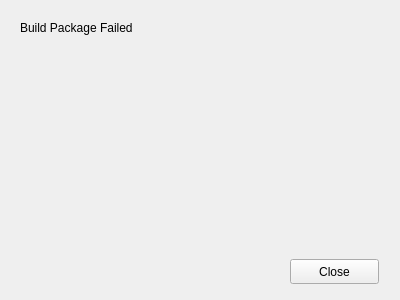
First picture: the form in src/widgets/package_dialog.ui, repository Kangie/solarus, before the edit.
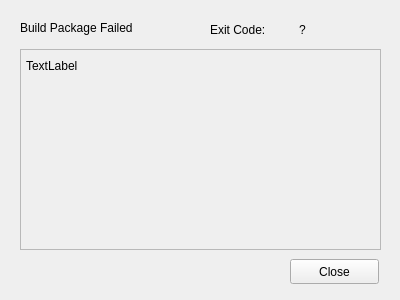
Second picture: the form after the edit. The open tabs and pages were chosen to show the change.

Commit message: Added logic to capture and display error information on package failure.

What changed in the file:
```diff
--- a/src/widgets/package_dialog.ui
+++ b/src/widgets/package_dialog.ui
@@ -23,7 +23,7 @@
     </rect>
    </property>
    <layout class="QGridLayout" name="gridLayout">
-    <item row="0" column="1">
+    <item row="0" column="0">
      <widget class="QStackedWidget" name="stackedWidget">
       <property name="currentIndex">
        <number>0</number>
@@ -146,6 +146,64 @@
          <string>Build Package Failed</string>
         </property>
        </widget>
+       <widget class="QFrame" name="failed_error_frame">
+        <property name="geometry">
+         <rect>
+          <x>10</x>
+          <y>40</y>
+          <width>361</width>
+          <height>201</height>
+         </rect>
+        </property>
+        <property name="frameShape">
+         <enum>QFrame::StyledPanel</enum>
+        </property>
+        <property name="frameShadow">
+         <enum>QFrame::Raised</enum>
+        </property>
+        <widget class="QLabel" name="failed_error">
+         <property name="geometry">
+          <rect>
+           <x>6</x>
+           <y>10</y>
+           <width>341</width>
+           <height>181</height>
+          </rect>
+         </property>
+         <property name="text">
+          <string>TextLabel</string>
+         </property>
+         <property name="alignment">
+          <set>Qt::AlignLeading|Qt::AlignLeft|Qt::AlignTop</set>
+         </property>
+        </widget>
+       </widget>
+       <widget class="QWidget" name="horizontalLayoutWidget_2">
+        <property name="geometry">
+         <rect>
+          <x>200</x>
+          <y>10</y>
+          <width>171</width>
+          <height>21</height>
+         </rect>
+        </property>
+        <layout class="QHBoxLayout" name="horizontalLayout_2">
+         <item>
+          <widget class="QLabel" name="failed_code_msg">
+           <property name="text">
+            <string>Exit Code:</string>
+           </property>
+          </widget>
+         </item>
+         <item>
+          <widget class="QLabel" name="failed_code">
+           <property name="text">
+            <string>?</string>
+           </property>
+          </widget>
+         </item>
+        </layout>
+       </widget>
       </widget>
      </widget>
     </item>
```
Left out of the diff: 2 changed lines with no effect on the pictures. The commit also changes 1 other file.
